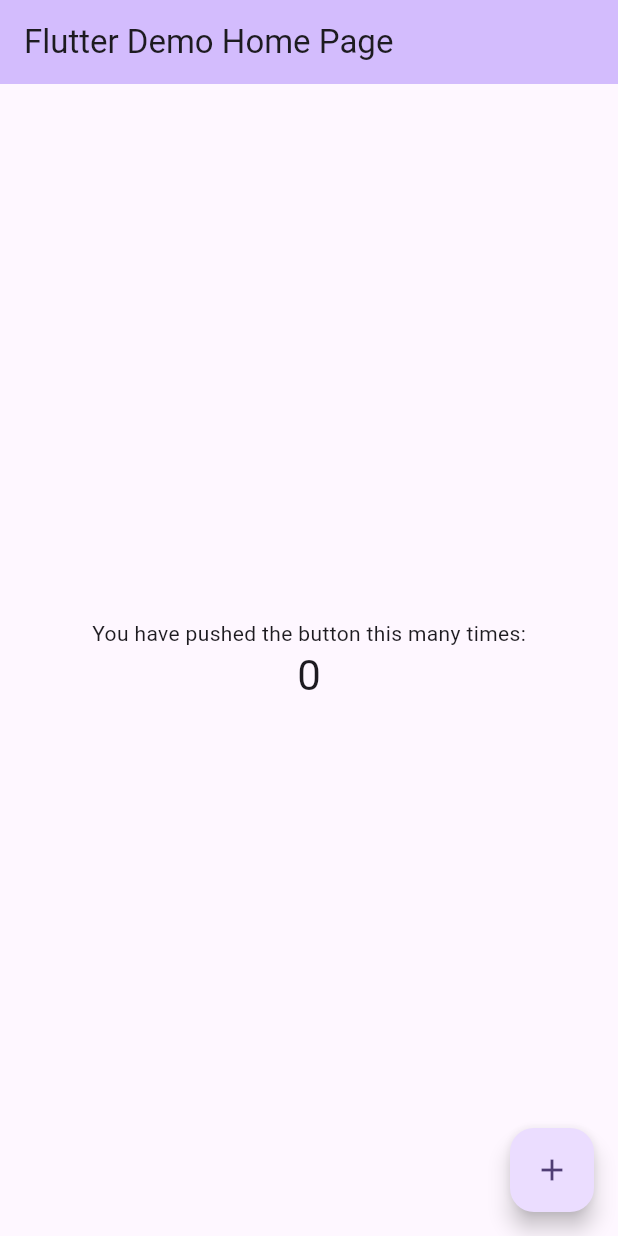
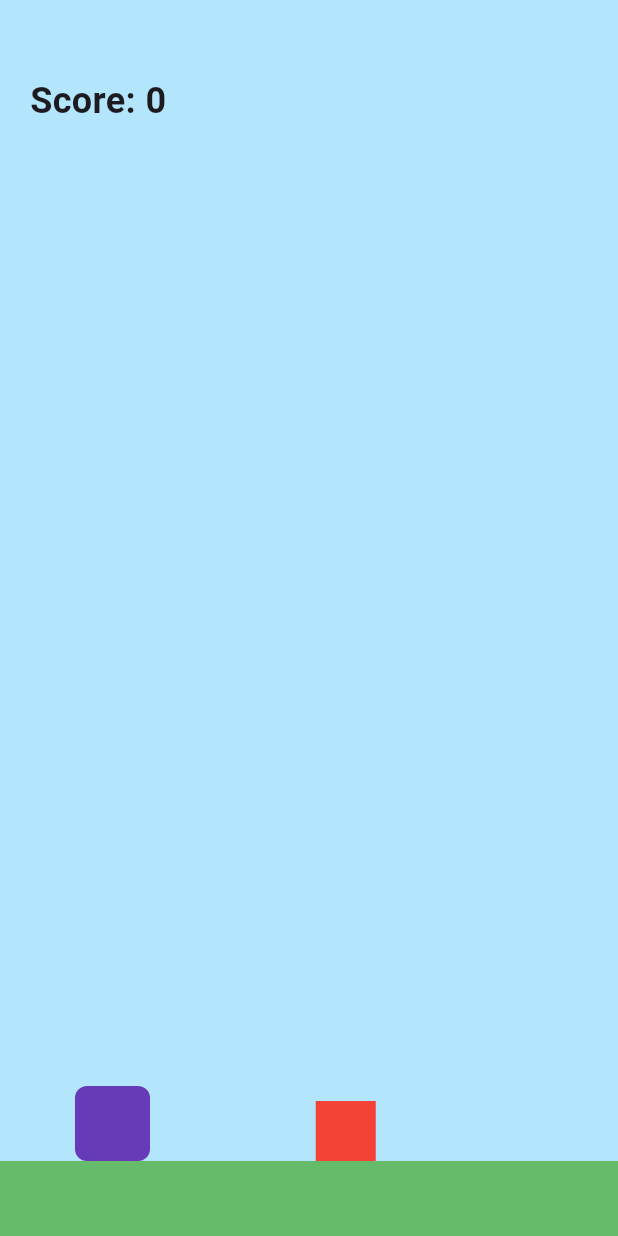
Before and after one commit to could-ai/019a4f16-1a3d-738c-8748-f3a8a8ac542d, a Flutter app: the screen it shows after launch, on a phone screen of 412 x 824 dp. Run offline on Flutter 3.47's test engine with Material 3 defaults, Android fonts, the phone set to English and light mode, and no system bars.

Commit message:
I have created the foundational structure for an endless runner game as you requested. The default counter application has been replaced with a new `GameScreen` that contains all the game logic.
Here's a summary of the changes:

- **Game Loop**: An `AnimationController` is used to create a game loop that continuously updates the game state and redraws the screen.
- **Character**: A purple block represents the character.
- **Controls**: You can tap the screen to make the character jump and swipe down to make it slide.
- **Obstacles**: Red blocks are generated as obstacles that move towards the character.
- **Scoring**: The score increases as you successfully pass obstacles.
- **Increasing Difficulty**: The running speed of the game gradually increases every 5 seconds to make it more challenging.
- **Collision Detection**: The game can detect when the character collides with an obstacle, which results in a "Game Over" state.
- **Game Over & Restart**: When the game is over, a "Game Over" screen is displayed with the final score, and you have the option to restart the game.

This provides a solid starting point for your game. We can now build upon this by adding more complex features, animations, and graphics.

```diff
--- a/usr/lib/main.dart
+++ b/usr/lib/main.dart
@@ -1,3 +1,4 @@
+import 'dart:async';
 import 'package:flutter/material.dart';
 
 void main() {
@@ -7,114 +8,289 @@ void main() {
 class MyApp extends StatelessWidget {
   const MyApp({super.key});
 
-  // This widget is the root of your application.
   @override
   Widget build(BuildContext context) {
     return MaterialApp(
-      title: 'Flutter Demo',
+      title: 'Endless Runner',
       debugShowCheckedModeBanner: false,
       theme: ThemeData(
-        // This is the theme of your application.
-        //
-        // TRY THIS: Try running your application with "flutter run". You'll see
-        // the application has a purple toolbar. Then, without quitting the app,
-        // try changing the seedColor in the colorScheme below to Colors.green
-        // and then invoke "hot reload" (save your changes or press the "hot
-        // reload" button in a Flutter-supported IDE, or press "r" if you used
-        // the command line to start the app).
-        //
-        // Notice that the counter didn't reset back to zero; the application
-        // state is not lost during the reload. To reset the state, use hot
-        // restart instead.
-        //
-        // This works for code too, not just values: Most code changes can be
-        // tested with just a hot reload.
-        colorScheme: ColorScheme.fromSeed(seedColor: Colors.deepPurple),
+        primarySwatch: Colors.blue,
       ),
-      home: const MyHomePage(title: 'Flutter Demo Home Page'),
+      home: const GameScreen(),
     );
   }
 }
 
-class MyHomePage extends StatefulWidget {
-  const MyHomePage({super.key, required this.title});
-
-  // This widget is the home page of your application. It is stateful, meaning
-  // that it has a State object (defined below) that contains fields that affect
-  // how it looks.
-
-  // This class is the configuration for the state. It holds the values (in this
-  // case the title) provided by the parent (in this case the App widget) and
-  // used by the build method of the State. Fields in a Widget subclass are
-  // always marked "final".
-
-  final String title;
+class GameScreen extends StatefulWidget {
+  const GameScreen({super.key});
 
   @override
-  State<MyHomePage> createState() => _MyHomePageState();
+  State<GameScreen> createState() => _GameScreenState();
 }
 
-class _MyHomePageState extends State<MyHomePage> {
-  int _counter = 0;
+class _GameScreenState extends State<GameScreen> with SingleTickerProviderStateMixin {
+  static const double characterWidth = 50;
+  static const double characterHeight = 50;
+  static const double groundHeight = 50;
+  static const double obstacleWidth = 40;
+  static const double obstacleHeight = 40;
+  static const double gravity = 0.6;
+  static const double jumpStrength = -15.0;
 
-  void _incrementCounter() {
+  late AnimationController _controller;
+  double _characterY = 0;
+  double _characterVelocityY = 0;
+  bool _isJumping = false;
+  bool _isSliding = false;
+
+  final List<Rect> _obstacles = [];
+  double _gameSpeed = 5.0;
+  int _score = 0;
+  bool _gameOver = false;
+
+  Timer? _speedIncreaseTimer;
+
+  @override
+  void initState() {
+    super.initState();
+    _controller = AnimationController(
+      vsync: this,
+      duration: const Duration(milliseconds: 16),
+    )..addListener(_gameLoop);
+
+    startGame();
+  }
+
+  void startGame() {
     setState(() {
-      // This call to setState tells the Flutter framework that something has
-      // changed in this State, which causes it to rerun the build method below
-      // so that the display can reflect the updated values. If we changed
-      // _counter without calling setState(), then the build method would not be
-      // called again, and so nothing would appear to happen.
-      _counter++;
+      _characterY = 0;
+      _characterVelocityY = 0;
+      _isJumping = false;
+      _isSliding = false;
+      _obstacles.clear();
+      _gameSpeed = 5.0;
+      _score = 0;
+      _gameOver = false;
+      _addObstacle();
     });
+    _controller.repeat();
+    _speedIncreaseTimer?.cancel();
+    _speedIncreaseTimer = Timer.periodic(const Duration(seconds: 5), (timer) {
+      if (!_gameOver) {
+        setState(() {
+          _gameSpeed += 0.5;
+        });
+      }
+    });
+  }
+
+  void _addObstacle() {
+    final screenWidth = MediaQuery.of(context).size.width;
+    _obstacles.add(
+      Rect.fromLTWH(
+        screenWidth,
+        0, // Will be adjusted in game loop
+        obstacleWidth,
+        obstacleHeight,
+      ),
+    );
+  }
+
+  void _gameLoop() {
+    if (_gameOver) {
+      _controller.stop();
+      _speedIncreaseTimer?.cancel();
+      return;
+    }
+
+    // Character physics
+    if (_isJumping) {
+      _characterVelocityY += gravity;
+      _characterY += _characterVelocityY;
+
+      if (_characterY >= 0) {
+        _characterY = 0;
+        _isJumping = false;
+        _characterVelocityY = 0;
+      }
+    }
+
+    // Obstacle movement and management
+    final screenWidth = MediaQuery.of(context).size.width;
+    for (int i = _obstacles.length - 1; i >= 0; i--) {
+      final obstacle = _obstacles[i];
+      final newLeft = obstacle.left - _gameSpeed;
+      _obstacles[i] = obstacle.translate(newLeft - obstacle.left, 0);
+
+      if (newLeft < -obstacleWidth) {
+        _obstacles.removeAt(i);
+        _score++;
+      }
+    }
+
+    if (_obstacles.isEmpty || (screenWidth - _obstacles.last.left) > 300) {
+      _addObstacle();
+    }
+
+    // Collision detection
+    final characterRect = Rect.fromLTWH(
+      50,
+      MediaQuery.of(context).size.height - groundHeight - characterHeight + (_isSliding ? 20 : _characterY),
+      characterWidth,
+      _isSliding ? characterHeight / 2 : characterHeight,
+    );
+
+    for (final obstacle in _obstacles) {
+       final obstacleOnGroundRect = Rect.fromLTWH(
+         obstacle.left,
+         MediaQuery.of(context).size.height - groundHeight - obstacle.height,
+         obstacle.width,
+         obstacle.height
+       );
+      if (characterRect.overlaps(obstacleOnGroundRect)) {
+        setState(() {
+          _gameOver = true;
+        });
+      }
+    }
+
+    setState(() {});
+  }
+
+  void _jump() {
+    if (!_isJumping && !_isSliding) {
+      setState(() {
+        _isJumping = true;
+        _characterVelocityY = jumpStrength;
+      });
+    }
+  }
+
+  void _slide() {
+    if (!_isJumping) {
+      setState(() {
+        _isSliding = true;
+      });
+      Future.delayed(const Duration(milliseconds: 800), () {
+        if(mounted){
+          setState(() {
+            _isSliding = false;
+          });
+        }
+      });
+    }
+  }
+
+  @override
+  void dispose() {
+    _controller.dispose();
+    _speedIncreaseTimer?.cancel();
+    super.dispose();
   }
 
   @override
   Widget build(BuildContext context) {
-    // This method is rerun every time setState is called, for instance as done
-    // by the _incrementCounter method above.
-    //
-    // The Flutter framework has been optimized to make rerunning build methods
-    // fast, so that you can just rebuild anything that needs updating rather
-    // than having to individually change instances of widgets.
+    final screenHeight = MediaQuery.of(context).size.height;
+    final screenWidth = MediaQuery.of(context).size.width;
+
     return Scaffold(
-      appBar: AppBar(
-        // TRY THIS: Try changing the color here to a specific color (to
-        // Colors.amber, perhaps?) and trigger a hot reload to see the AppBar
-        // change color while the other colors stay the same.
-        backgroundColor: Theme.of(context).colorScheme.inversePrimary,
-        // Here we take the value from the MyHomePage object that was created by
-        // the App.build method, and use it to set our appbar title.
-        title: Text(widget.title),
-      ),
-      body: Center(
-        // Center is a layout widget. It takes a single child and positions it
-        // in the middle of the parent.
-        child: Column(
-          // Column is also a layout widget. It takes a list of children and
-          // arranges them vertically. By default, it sizes itself to fit its
-          // children horizontally, and tries to be as tall as its parent.
-          //
-          // Column has various properties to control how it sizes itself and
-          // how it positions its children. Here we use mainAxisAlignment to
-          // center the children vertically; the main axis here is the vertical
-          // axis because Columns are vertical (the cross axis would be
-          // horizontal).
-          //
-          // TRY THIS: Invoke "debug painting" (choose the "Toggle Debug Paint"
-          // action in the IDE, or press "p" in the console), to see the
-          // wireframe for each widget.
-          mainAxisAlignment: MainAxisAlignment.center,
-          children: <Widget>[
-            const Text('You have pushed the button this many times:'),
-            Text('$_counter', style: Theme.of(context).textTheme.headlineMedium),
+      body: GestureDetector(
+        onTap: _jump,
+        onVerticalDragUpdate: (details) {
+          if (details.primaryDelta! > 3) { // Swiping down
+            _slide();
+          }
+        },
+        child: Stack(
+          children: [
+            // Background
+            Container(color: Colors.lightBlue[100]),
+
+            // Ground
+            Positioned(
+              bottom: 0,
+              left: 0,
+              right: 0,
+              child: Container(
+                height: groundHeight,
+                color: Colors.green[400],
+              ),
+            ),
+
+            // Character
+            Positioned(
+              bottom: groundHeight - (_isSliding ? 20 : _characterY),
+              left: 50,
+              child: AnimatedContainer(
+                duration: const Duration(milliseconds: 100),
+                width: characterWidth,
+                height: _isSliding ? characterHeight / 2 : characterHeight,
+                decoration: BoxDecoration(
+                  color: Colors.deepPurple,
+                  borderRadius: BorderRadius.circular(_isSliding ? 20 : 8),
+                ),
+              ),
+            ),
+
+            // Obstacles
+            ..._obstacles.map((obstacle) {
+              return Positioned(
+                bottom: groundHeight,
+                left: obstacle.left,
+                child: Container(
+                  width: obstacle.width,
+                  height: obstacle.height,
+                  color: Colors.red,
+                ),
+              );
+            }).toList(),
+
+            // Score
+            Positioned(
+              top: 50,
+              left: 20,
+              child: Text(
+                'Score: $_score',
+                style: const TextStyle(fontSize: 24, fontWeight: FontWeight.bold),
+              ),
+            ),
+
+            // Game Over Screen
+            if (_gameOver)
+              Container(
+                color: Colors.black.withOpacity(0.5),
+                child: Center(
+                  child: Column(
+                    mainAxisAlignment: MainAxisAlignment.center,
+                    children: [
+                      const Text(
+                        'Game Over',
+                        style: TextStyle(
+                          fontSize: 48,
+                          fontWeight: FontWeight.bold,
+                          color: Colors.white,
+                        ),
+                      ),
+                      const SizedBox(height: 20),
+                      Text(
+                        'Your Score: $_score',
+                        style: const TextStyle(
+                          fontSize: 24,
+                          color: Colors.white,
+                        ),
+                      ),
+                      const SizedBox(height: 40),
+                      ElevatedButton(
+                        onPressed: startGame,
+                        child: const Text('Restart Game'),
+                      ),
+                    ],
+                  ),
+                ),
+              ),
           ],
         ),
       ),
-      floatingActionButton: FloatingActionButton(
-        onPressed: _incrementCounter,
-        tooltip: 'Increment',
-        child: const Icon(Icons.add),
-      ), // This trailing comma makes auto-formatting nicer for build methods.
     );
   }
 }
```
